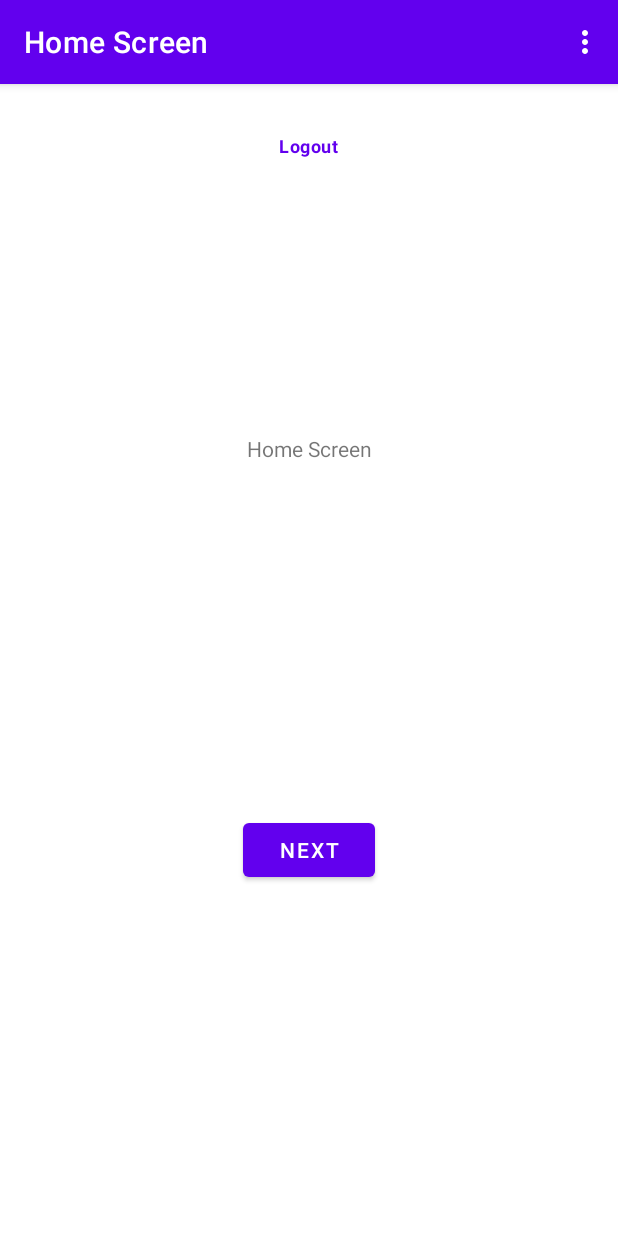
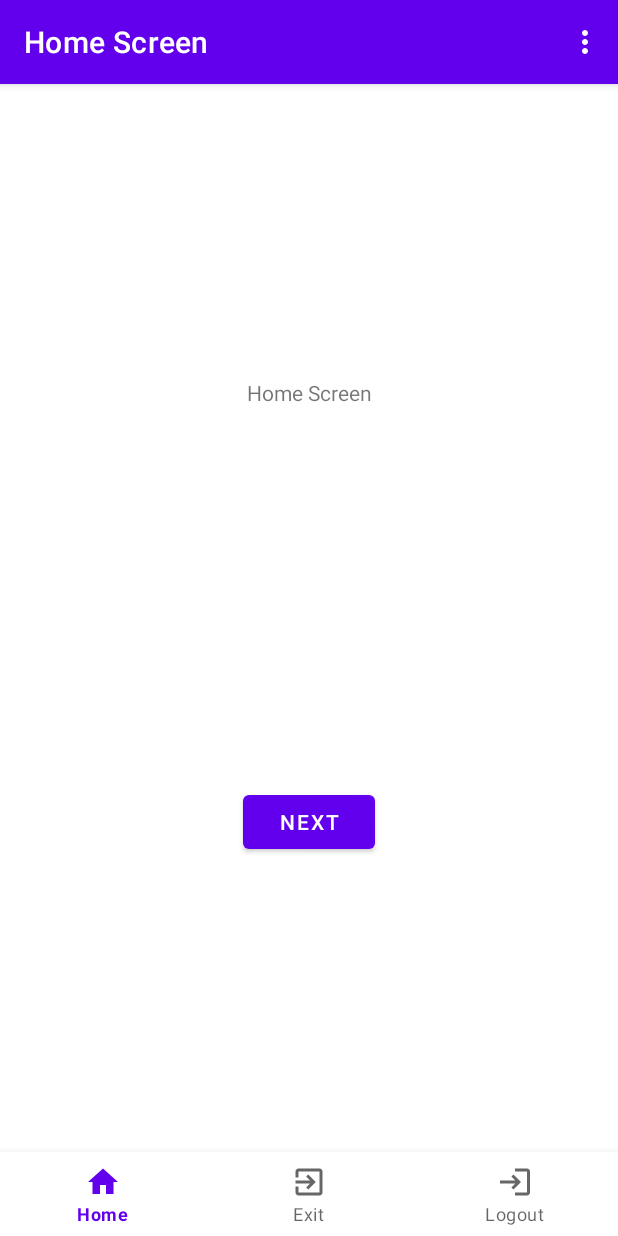
Before and after one commit to teamcastor/haazir, an Android app: the HomeFragment screen opened directly, with no data from a screen before it, on a phone screen of 412 x 824 dp. Run offline under Robolectric (Android 15) with nearby library versions, the light colour scheme and no system bars; our stand-ins replace Firebase (no records; nobody signed in at launch, a user with empty details on screens opened directly), navigation-ui.

Commit message:
bottom navigation bar

```diff
--- a/app/src/main/java/com/teamcastor/haazir/HomeFragment.kt
+++ b/app/src/main/java/com/teamcastor/haazir/HomeFragment.kt
@@ -8,6 +8,7 @@
 import androidx.lifecycle.SavedStateHandle
 import androidx.lifecycle.ViewModelProvider
 import androidx.navigation.fragment.findNavController
+import com.google.android.material.bottomnavigation.BottomNavigationView
 import com.teamcastor.haazir.data.model.LoginViewModel
 import com.teamcastor.haazir.databinding.FragmentHomeBinding
 import com.teamcastor.haazir.ui.login.LoginViewModelFactory
@@ -50,6 +51,10 @@
             findNavController().navigate(R.id.action_HomeFragment_to_Attendance_Fragment)
         }
 
+//        val view = requireActivity().findViewById<BottomNavigationView>(R.id.bottom_navigation)
+//
+//        view.visibility = View.VISIBLE
+
     }
 
     private fun observeAuthenticationState() {
--- a/app/src/main/java/com/teamcastor/haazir/MainActivity.kt
+++ b/app/src/main/java/com/teamcastor/haazir/MainActivity.kt
@@ -3,18 +3,27 @@
 import android.os.Bundle
 import android.view.Menu
 import android.view.MenuItem
+import android.view.WindowManager
+import androidx.annotation.NonNull
 import androidx.appcompat.app.AppCompatActivity
+import androidx.fragment.app.Fragment
 import androidx.navigation.findNavController
 import androidx.navigation.ui.AppBarConfiguration
 import androidx.navigation.ui.navigateUp
 import androidx.navigation.ui.setupActionBarWithNavController
+import com.google.android.material.bottomnavigation.BottomNavigationView
 import com.teamcastor.haazir.data.model.LoginViewModel
 import com.teamcastor.haazir.databinding.ActivityMainBinding
+import com.teamcastor.haazir.ui.login.LoginFragment
+import kotlin.system.exitProcess
 
 class MainActivity : AppCompatActivity() {
 
     private lateinit var appBarConfiguration: AppBarConfiguration
     private lateinit var binding: ActivityMainBinding
+    private lateinit var bottomNavigationView: BottomNavigationView
+    private lateinit var active: Fragment
+    val fm = supportFragmentManager
 
     override fun onCreate(savedInstanceState: Bundle?) {
         super.onCreate(savedInstanceState)
@@ -28,6 +37,41 @@
         appBarConfiguration = AppBarConfiguration(navController.graph)
         setupActionBarWithNavController(navController, appBarConfiguration)
 
+        initFragment()
+
+        bottomNavigationView = findViewById<BottomNavigationView>(R.id.bottom_navigation)
+        bottomNavigationView.setOnNavigationItemSelectedListener {
+            when (it.itemId) {
+                R.id.home -> {
+                    changeFragment(HomeFragment())
+                    true
+                }
+                R.id.action_logout -> {
+                    LoginViewModel.logout()
+                    true
+                }
+                R.id.exit -> {
+                    exitProcess(0)
+                }
+                else -> super.onOptionsItemSelected(it)
+            }
+        }
+    }
+
+    private fun initFragment() {
+        active = HomeFragment()
+    }
+
+    private fun changeFragment(fragment: Fragment) {
+        fm.beginTransaction().hide(active).show(fragment).commit()
+        active = fragment
+        active.arguments
+    }
+
+    private fun loadFragment(fragment: Fragment) {
+        val transaction = supportFragmentManager.beginTransaction()
+        transaction.replace(R.id.container, fragment)
+        transaction.commit()
     }
 
     override fun onCreateOptionsMenu(menu: Menu): Boolean {
@@ -36,18 +80,21 @@
         return true
     }
 
-    override fun onOptionsItemSelected(item: MenuItem): Boolean {
-        // Handle action bar item clicks here. The action bar will
-        // automatically handle clicks on the Home/Up button, so long
-        // as you specify a parent activity in AndroidManifest.xml.
-        return when (item.itemId) {
-            R.id.action_logout -> {
-                LoginViewModel.logout()
-                true
-            }
-            else -> super.onOptionsItemSelected(item)
-        }
-    }
+//    override fun onOptionsItemSelected(item: MenuItem): Boolean {
+//        // Handle action bar item clicks here. The action bar will
+//        // automatically handle clicks on the Home/Up button, so long
+//        // as you specify a parent activity in AndroidManifest.xml.
+//        return when (item.itemId) {
+//            R.id.action_logout -> {
+//                LoginViewModel.logout()
+//                true
+//            }
+////            R.id.home -> {
+////                loadFragment(HomeFragment())
+////            }
+//            else -> super.onOptionsItemSelected(item)
+//        }
+//    }
 
     override fun onSupportNavigateUp(): Boolean {
         val navController = findNavController(R.id.nav_host_fragment_content_main)
--- /dev/null
+++ b/app/src/main/res/drawable/ic_baseline_exit_24.xml
@@ -0,0 +1,5 @@
+<vector android:height="24dp" android:tint="#000000"
+    android:viewportHeight="24" android:viewportWidth="24"
+    android:width="24dp" xmlns:android="http://schemas.android.com/apk/res/android">
+    <path android:fillColor="@android:color/white" android:pathData="M10.09,15.59L11.5,17l5,-5 -5,-5 -1.41,1.41L12.67,11H3v2h9.67l-2.58,2.59zM19,3H5c-1.11,0 -2,0.9 -2,2v4h2V5h14v14H5v-4H3v4c0,1.1 0.89,2 2,2h14c1.1,0 2,-0.9 2,-2V5c0,-1.1 -0.9,-2 -2,-2z"/>
+</vector>
--- /dev/null
+++ b/app/src/main/res/drawable/ic_baseline_home_24.xml
@@ -0,0 +1,5 @@
+<vector android:height="24dp" android:tint="#000000"
+    android:viewportHeight="24" android:viewportWidth="24"
+    android:width="24dp" xmlns:android="http://schemas.android.com/apk/res/android">
+    <path android:fillColor="@android:color/white" android:pathData="M10,20v-6h4v6h5v-8h3L12,3 2,12h3v8z"/>
+</vector>
--- /dev/null
+++ b/app/src/main/res/drawable/ic_baseline_logout_24.xml
@@ -0,0 +1,5 @@
+<vector android:height="24dp" android:tint="#000000"
+    android:viewportHeight="24" android:viewportWidth="24"
+    android:width="24dp" xmlns:android="http://schemas.android.com/apk/res/android">
+    <path android:fillColor="@android:color/white" android:pathData="M11,7L9.6,8.4l2.6,2.6H2v2h10.2l-2.6,2.6L11,17l5,-5L11,7zM20,19h-8v2h8c1.1,0 2,-0.9 2,-2V5c0,-1.1 -0.9,-2 -2,-2h-8v2h8V19z"/>
+</vector>
--- a/app/src/main/res/layout/activity_main.xml
+++ b/app/src/main/res/layout/activity_main.xml
@@ -1,5 +1,5 @@
 <?xml version="1.0" encoding="utf-8"?>
-<androidx.coordinatorlayout.widget.CoordinatorLayout xmlns:android="http://schemas.android.com/apk/res/android"
+<RelativeLayout xmlns:android="http://schemas.android.com/apk/res/android"
     xmlns:app="http://schemas.android.com/apk/res-auto"
     xmlns:tools="http://schemas.android.com/tools"
     android:layout_width="match_parent"
@@ -21,6 +21,19 @@
 
     </com.google.android.material.appbar.AppBarLayout>
 
+    <FrameLayout
+        android:layout_width="match_parent"
+        android:layout_height="match_parent"
+        android:id="@+id/container"
+        android:layout_above="@+id/bottom_navigation"/>
+
+    <com.google.android.material.bottomnavigation.BottomNavigationView
+        android:layout_width="match_parent"
+        android:layout_height="wrap_content"
+        android:id="@+id/bottom_navigation"
+        android:layout_alignParentBottom="true"
+        app:menu="@menu/menu_main" />
+
     <include layout="@layout/content_main" />
 
-</androidx.coordinatorlayout.widget.CoordinatorLayout>
+</RelativeLayout>
--- a/app/src/main/res/layout/fragment_home.xml
+++ b/app/src/main/res/layout/fragment_home.xml
@@ -26,17 +26,4 @@
         app:layout_constraintStart_toStartOf="parent"
         app:layout_constraintTop_toBottomOf="@id/textview_first" />
 
-    <LinearLayout
-        xmlns:android="http://schemas.android.com/apk/res/android"
-        xmlns:app="http://schemas.android.com/apk/res-auto"
-        android:layout_width="match_parent"
-        android:layout_height="wrap_content">
-
-        <com.google.android.material.bottomnavigation.BottomNavigationView
-            android:id="@+id/bottom_navigation"
-            android:layout_width="match_parent"
-            android:layout_height="wrap_content"
-            app:menu="@menu/menu_main" />
-
-    </LinearLayout>
 </androidx.constraintlayout.widget.ConstraintLayout>
--- a/app/src/main/res/menu/menu_main.xml
+++ b/app/src/main/res/menu/menu_main.xml
@@ -5,6 +5,17 @@
     <item
         android:id="@+id/action_logout"
         android:orderInCategory="100"
-        android:title="@string/action_logout"
-        app:showAsAction="never" />
+        android:icon="@drawable/ic_baseline_logout_24"
+        android:title="@string/action_logout" />
+<!--        app:showAsAction="never" />-->
+
+    <item
+        android:id="@+id/home"
+        android:title="Home"
+        android:icon="@drawable/ic_baseline_home_24"/>
+
+    <item
+        android:id="@+id/exit"
+        android:title="Exit"
+        android:icon="@drawable/ic_baseline_exit_24" />
 </menu>
--- a/app/src/main/res/values/themes.xml
+++ b/app/src/main/res/values/themes.xml
@@ -1,6 +1,6 @@
 <resources xmlns:tools="http://schemas.android.com/tools">
     <!-- Base application theme. -->
-    <style name="Theme.Haazir" parent="Theme.MaterialComponents.DayNight.DarkActionBar">
+    <style name="Theme.Haazir" parent="Theme.MaterialComponents.DayNight.NoActionBar">
         <!-- Primary brand color. -->
         <item name="colorPrimary">@color/purple_500</item>
         <item name="colorPrimaryVariant">@color/purple_700</item>
```
Also changed, not shown: app/src/main/java/com/teamcastor/haazir/ui/login/LoginFragment.kt (+6 -1 lines).
